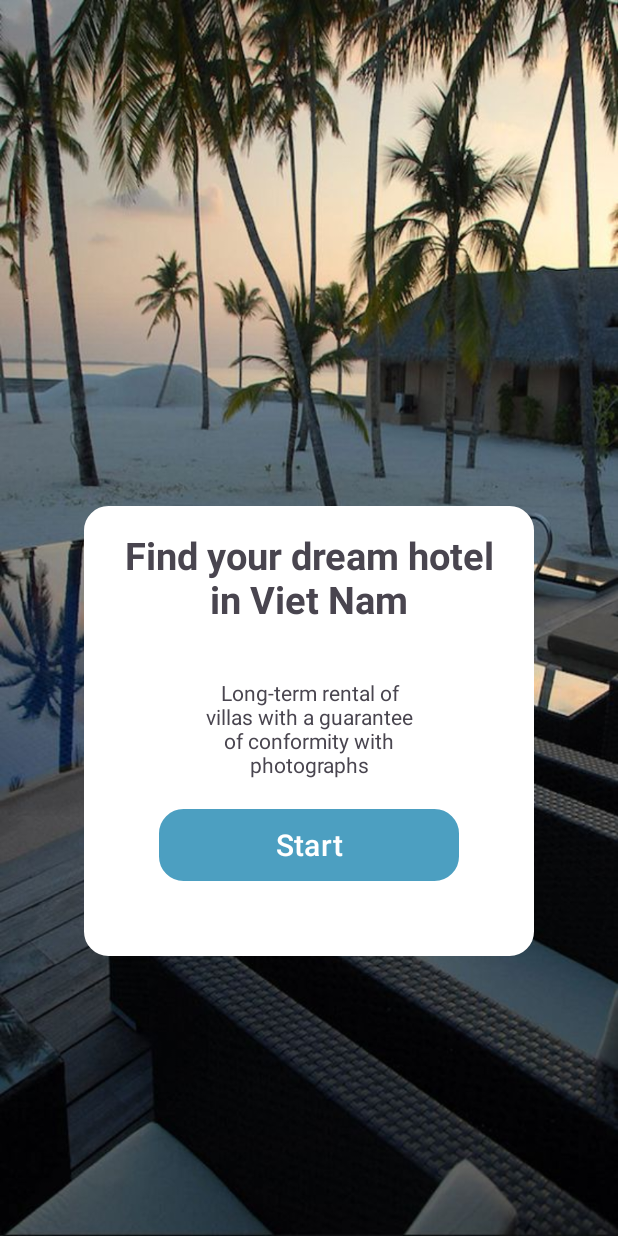
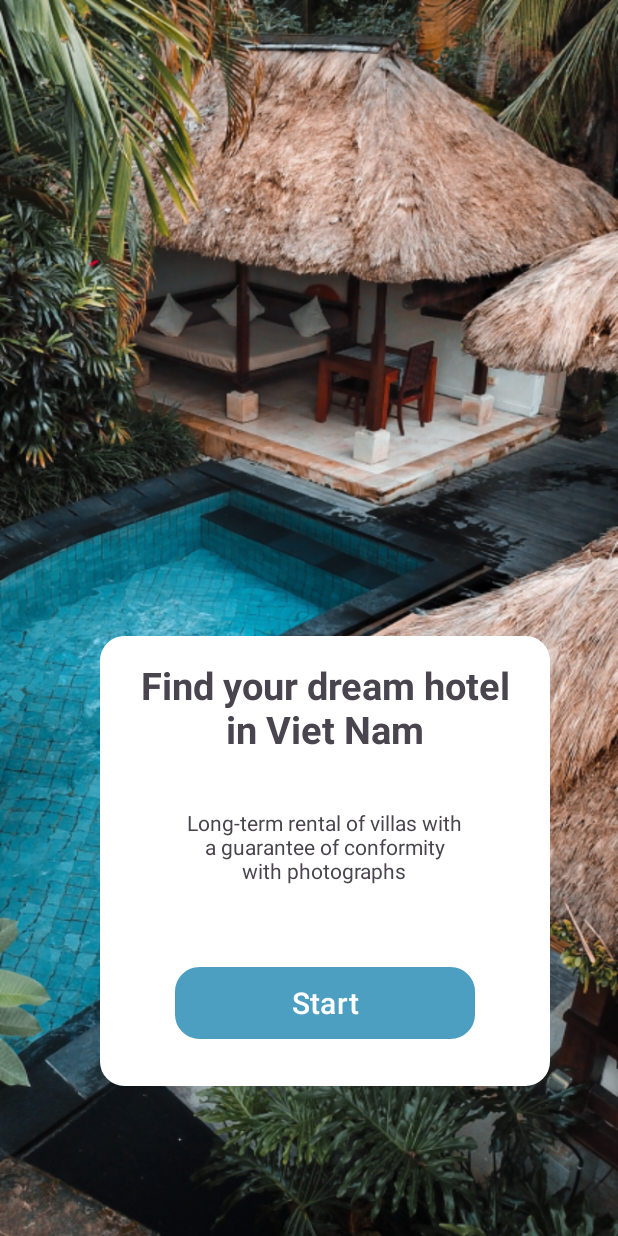
Before and after one commit to lethanhtuan939/Hotel-Reservation-App, an Android app: the screen it shows after launch (StartActivity), on a phone screen of 412 x 824 dp. Run offline under Robolectric (Android 15) with nearby library versions, the phone set to English and light mode, and no system bars.

Commit message:
bg start

```diff
--- a/app/src/main/res/layout/activity_start.xml
+++ b/app/src/main/res/layout/activity_start.xml
@@ -5,20 +5,22 @@
     android:orientation="vertical"
     android:layout_width="match_parent"
     android:layout_height="match_parent"
-    android:background="@drawable/bg1"
+    android:background="@drawable/bg_start"
     tools:context=".StartActivity">
 
     <LinearLayout
         android:layout_width="300dp"
         android:layout_height="300dp"
         android:layout_gravity="center"
+        android:layout_marginTop="150dp"
         android:background="@drawable/startboxcustom"
         android:orientation="vertical"
-        android:layout_marginTop="150dp"
         app:layout_constraintBottom_toBottomOf="parent"
         app:layout_constraintEnd_toEndOf="parent"
+        app:layout_constraintHorizontal_bias="0.594"
         app:layout_constraintStart_toStartOf="parent"
-        app:layout_constraintTop_toTopOf="parent">
+        app:layout_constraintTop_toTopOf="parent"
+        app:layout_constraintVertical_bias="0.733">
 
         <TextView
             android:layout_width="match_parent"
@@ -30,8 +32,8 @@
             android:textStyle="bold" />
 
         <TextView
-            android:layout_width="180dp"
-            android:layout_height="wrap_content"
+            android:layout_width="187dp"
+            android:layout_height="86dp"
             android:layout_gravity="center"
             android:layout_margin="20dp"
             android:text="Long-term rental of villas with
```
Also changed, not shown: app/src/main/res/drawable/bg_start.png (added).
